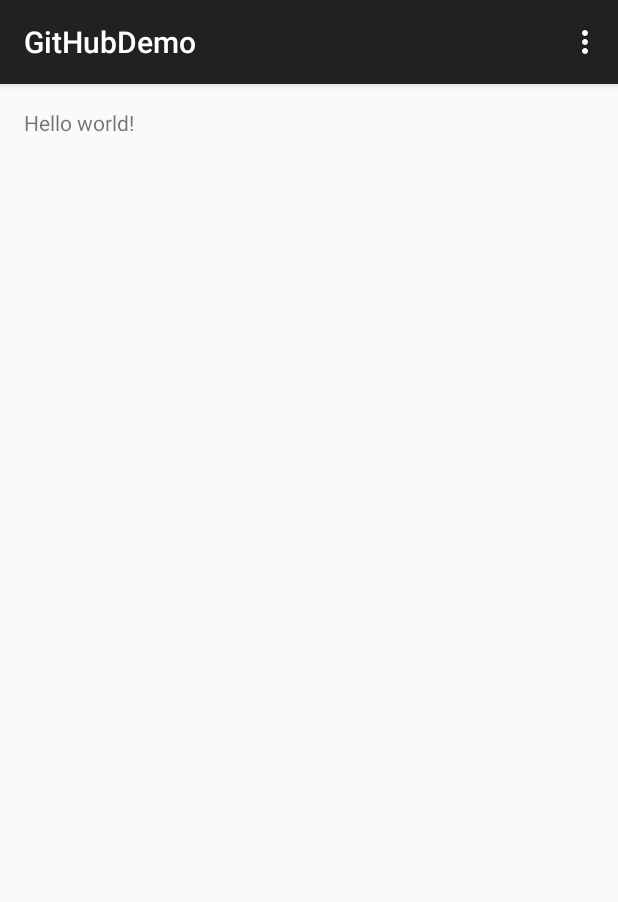
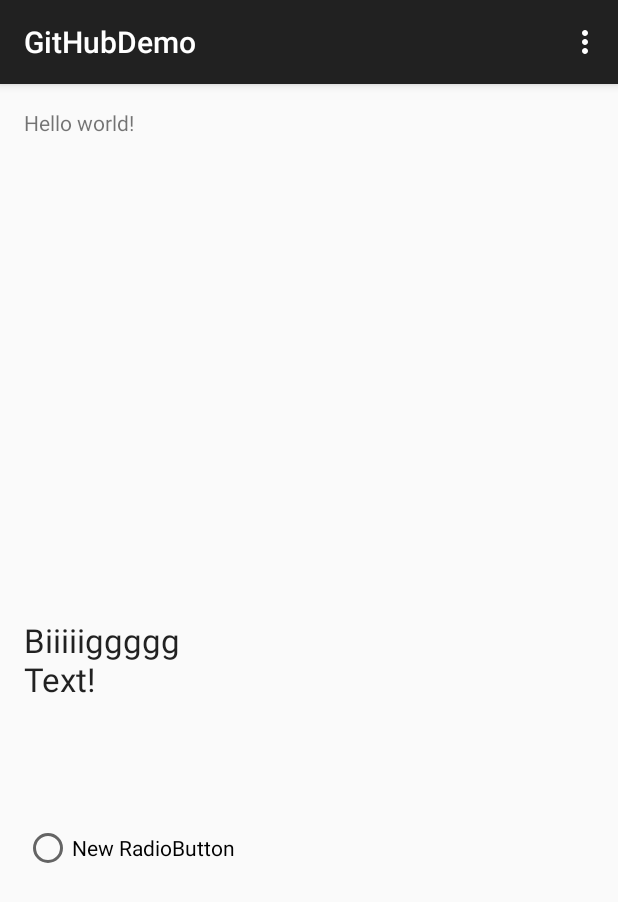
Before and after one commit to trishasalkas/GitHubDemo, an Android app: the screen it shows after launch (MainActivity), on a phone screen of 412 x 824 dp. Shown: the top 902 px of the screen. Run offline under Robolectric (Android 15) with nearby library versions, the phone set to English and light mode, and no system bars.

Commit message:
First Edit

```diff
--- a/app/src/main/res/layout/activity_main.xml
+++ b/app/src/main/res/layout/activity_main.xml
@@ -13,4 +13,31 @@
         android:layout_width="wrap_content"
         android:layout_height="wrap_content"/>
 
+    <TextView
+        android:layout_width="wrap_content"
+        android:layout_height="wrap_content"
+        android:textAppearance="?android:attr/textAppearanceLarge"
+        android:text="Biiiiiggggg Text!"
+        android:id="@+id/textView"
+        android:layout_centerVertical="true"
+        android:layout_alignParentRight="true"
+        android:layout_alignParentEnd="true"
+        android:layout_marginRight="238dp"
+        android:layout_marginEnd="238dp"/>
+
+    <TableRow
+        android:layout_width="fill_parent"
+        android:layout_height="fill_parent"
+        android:layout_below="@+id/textView"
+        android:layout_alignParentLeft="true"
+        android:layout_alignParentStart="true"
+        android:layout_marginTop="82dp">
+
+        <RadioButton
+            android:layout_width="wrap_content"
+            android:layout_height="wrap_content"
+            android:text="New RadioButton"
+            android:id="@+id/radioButton"/>
+    </TableRow>
+
 </RelativeLayout>
```
